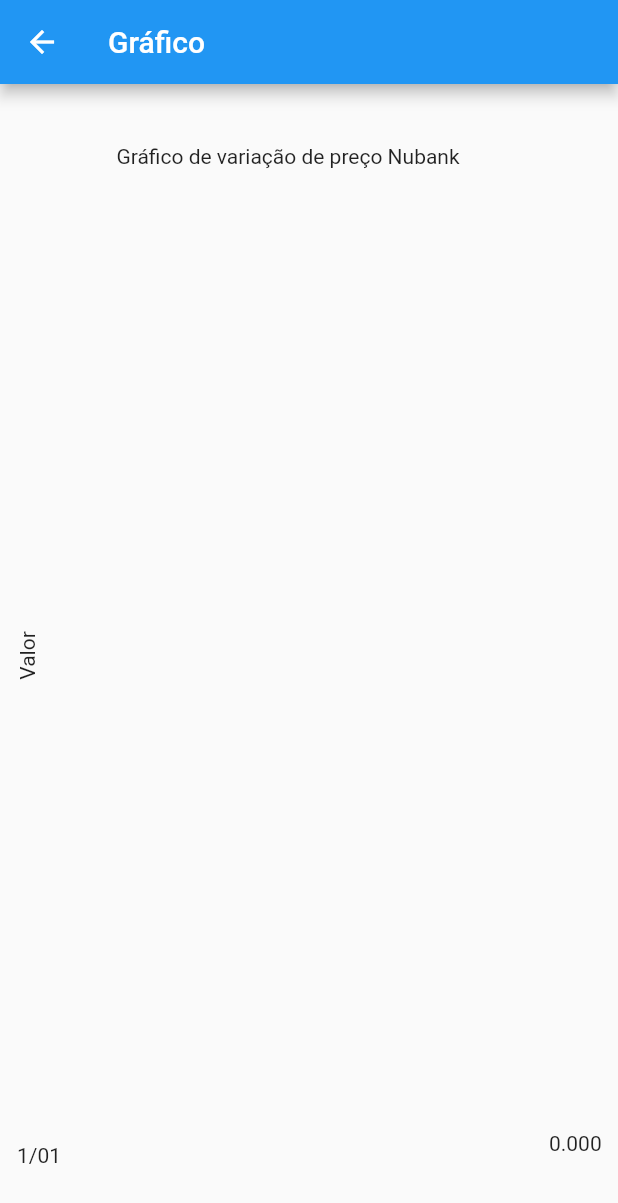
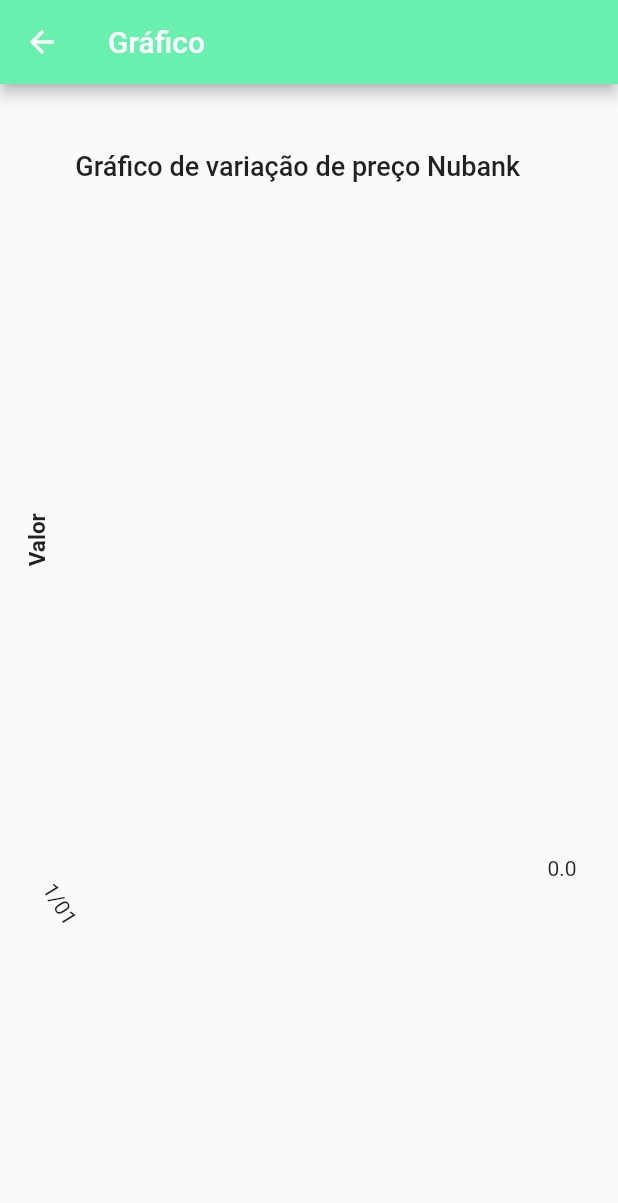
Before and after one commit to gdeus/yahoo_finances, a Flutter app: the ChartPage screen opened by its route, on a phone screen of 412 x 824 dp. Shown: the top 1203 px of the screen. Run offline on Flutter 3.47's test engine with Material 2 defaults, Android fonts, the light colour scheme and no system bars; drawn by our look-alikes of fl_chart; our stand-ins replace dio, get; network calls fail.

Commit message:
feat: new style and add dio

```diff
--- a/lib/datasource/data_source.dart
+++ b/lib/datasource/data_source.dart
@@ -1,5 +1,5 @@
 import 'dart:convert';
-import 'package:http/http.dart' as http;
+import 'package:dio/dio.dart';
 import 'package:yahoo_variance_finance_app/models/data.dart';
 
 class DataTransform {
@@ -27,11 +27,11 @@
 
 class DataSource {
   static Future<DataTransform> fetchData(String company) async {
-    final response = await http.get(Uri.parse(
-        'https://query2.finance.yahoo.com/v8/finance/chart/$company?period1=1669075200&period2=1671667200&useYfid=true&interval=1d&includePrePost=true&events=div%7Csplit%7Cearn&lang=en-US&region=US&crumb=xjqacEZLRQZ'));
+    var dio = Dio();
+    final response = await dio.get('https://query2.finance.yahoo.com/v8/finance/chart/$company?period1=1669075200&period2=1671667200&useYfid=true&interval=1d&includePrePost=true&events=div%7Csplit%7Cearn&lang=en-US&region=US&crumb=xjqacEZLRQZ');
 
     if (response.statusCode == 200) {
-      return DataTransform.fromJson(jsonDecode(response.body));
+      return DataTransform.fromJson(response.data);
     } else {
       throw Exception('Failed to load Data');
     }
--- a/lib/presenter/chart_page.dart
+++ b/lib/presenter/chart_page.dart
@@ -3,6 +3,7 @@
 import 'package:get/get.dart';
 import 'package:intl/intl.dart';
 import 'package:yahoo_variance_finance_app/presenter/controller.dart';
+import 'dart:math' as math;
 
 class ChartPage extends StatelessWidget {
   @override
@@ -10,8 +11,23 @@
     MainController controller = Get.put(MainController());
     controller.getData();
 
+    List<Color> gradientColors = [
+      Colors.greenAccent.shade100,
+      Colors.greenAccent.shade200,
+      Colors.greenAccent.shade400,
+    ];
+
+    const axisNameStyle = TextStyle(
+      color: Colors.black87,
+      fontWeight: FontWeight.bold,
+      fontSize: 15,
+    );
+
     return Scaffold(
-      appBar: AppBar(title: const Text('Gráfico')),
+        appBar: AppBar(
+          title: const Text('Gráfico'),
+          backgroundColor: Colors.greenAccent,
+        ),
         body: Obx(() => controller.loading.value
             ? const Center(
                 child: CircularProgressIndicator(),
@@ -19,33 +35,118 @@
             : Container(
                 padding:
                     const EdgeInsets.symmetric(vertical: 40, horizontal: 10),
+                child: AspectRatio(
+                  aspectRatio: 3 / 4,
                   child: LineChart(
                     LineChartData(
+                      gridData: FlGridData(getDrawingHorizontalLine: (value) {
+                        return FlLine(
+                          color: Colors.white12,
+                          strokeWidth: 1,
+                        );
+                      }),
                       borderData: FlBorderData(show: false),
                       titlesData: FlTitlesData(
                           topTitles: AxisTitles(
-                          axisNameWidget: Text(
-                              "Gráfico de variação de preço ${controller.dropdownValue.value!.name}")),
-                      leftTitles:
-                          AxisTitles(axisNameWidget: const Text("Valor")),
+                              axisNameWidget: Padding(
+                                padding: const EdgeInsets.only(bottom: 15.0),
+                                child: Text(
+                                  "Gráfico de variação de preço ${controller.dropdownValue.value!.name}",
+                                  style: const TextStyle(
+                                      fontWeight: FontWeight.w500,
+                                      fontSize: 18),
+                                  textAlign: TextAlign.start,
+                                ),
+                              ),
+                              axisNameSize: 45),
+                          rightTitles: AxisTitles(
+                              sideTitles: SideTitles(
+                            showTitles: true,
+                            reservedSize: 45,
+                            getTitlesWidget: (value, meta) {
+                              Widget axisTitle = Text(value.toStringAsFixed(1));
+
+                              if (value == meta.max) {
+                                final remainder = value % meta.appliedInterval;
+                                if (remainder != 0.0 &&
+                                    remainder / meta.appliedInterval < 0.5) {
+                                  axisTitle = const SizedBox.shrink();
+                                }
+                              }
+
+                              return SideTitleWidget(
+                                  axisSide: meta.axisSide, child: axisTitle);
+                            },
+                          )),
+                          leftTitles: AxisTitles(
+                              axisNameWidget: const Text('Valor',
+                                  style: axisNameStyle,
+                                  textAlign: TextAlign.center),
+                              axisNameSize: 30),
                           bottomTitles: AxisTitles(
                               sideTitles: SideTitles(
+                                  reservedSize: 40,
                                   showTitles: true,
                                   getTitlesWidget: (value, meta) {
-                                var data = DateFormat('d/MM').format(DateTime.fromMillisecondsSinceEpoch(value.toInt() * 1000));
-                                return Text(data);
+                                    var data = DateFormat('d/MM').format(
+                                        DateTime.fromMillisecondsSinceEpoch(
+                                            value.toInt() * 1000));
+
+                                    Widget axisTitle = Transform.rotate(
+                                        angle: 45,
+                                        child: Container(
+                                            padding: const EdgeInsets.all(8.0),
+                                            child: Text(
+                                              data,
+                                              style: const TextStyle(
+                                                  fontWeight: FontWeight.w400),
+                                            )));
+
+                                    if (value == meta.max) {
+                                      final remainder =
+                                          value % meta.appliedInterval;
+                                      if (remainder != 0.0 &&
+                                          remainder / meta.appliedInterval <
+                                              0.5) {
+                                        axisTitle = const SizedBox.shrink();
+                                      }
+                                    }
+                                    return SideTitleWidget(
+                                        axisSide: meta.axisSide,
+                                        child: axisTitle);
                                   }))),
                       lineBarsData: [
                         LineChartBarData(
+                          gradient: LinearGradient(
+                            colors: [
+                              ColorTween(
+                                      begin: gradientColors[0],
+                                      end: gradientColors[1])
+                                  .lerp(0.2)!,
+                              ColorTween(
+                                      begin: gradientColors[0],
+                                      end: gradientColors[1])
+                                  .lerp(0.2)!,
+                            ],
+                          ),
                           spots: controller.chartData,
-                      isCurved: true,
-                      barWidth: 1,
-                      color: Colors.amber,
+                          isCurved: false,
+                          isStrokeCapRound: true,
+                          barWidth: 5,
+                          belowBarData: BarAreaData(
+                            show: true,
+                            gradient: LinearGradient(
+                              colors: gradientColors
+                                  .map((color) => color.withOpacity(0.1))
+                                  .toList(),
+                            ),
+                          ),
                         ),
                       ],
                     ),
                     swapAnimationDuration: const Duration(milliseconds: 300),
                   ),
+                ),
               )));
   }
 }
--- a/lib/presenter/home_page.dart
+++ b/lib/presenter/home_page.dart
@@ -11,7 +11,10 @@
   Widget build(BuildContext context) {
     return Obx(() {
       return Scaffold(
-          appBar: AppBar(title: const Text('Tela inicial')),
+        appBar: AppBar(
+          title: const Text('Tela inicial'),
+          backgroundColor: Colors.greenAccent,
+        ),
         body: Column(
           children: [
             const Padding(
@@ -35,10 +38,7 @@
                         value: item,
                         child: Row(
                           mainAxisAlignment: MainAxisAlignment.spaceBetween,
-                                children: [
-                                  Image.network(item.logo),
-                                  Text(item.name)
-                                ],
+                          children: [Image.network(item.logo), Text(item.name)],
                         ),
                       );
                     }).toList(),
@@ -51,16 +51,25 @@
             ),
             Padding(
               padding: EdgeInsets.all(8.0),
-                    child: rowButton("Tabela", () => Get.toNamed('/table'), Icons.table_chart_outlined, const Color.fromARGB(255, 240, 15, 15), const Color.fromARGB(255, 0, 0, 0)),
+              child: rowButton(
+                  "Tabela",
+                  () => Get.toNamed('/table'),
+                  Icons.table_chart_outlined,
+                  const Color.fromARGB(255, 240, 15, 15),
+                  const Color.fromARGB(255, 0, 0, 0)),
             ),
             Padding(
               padding: EdgeInsets.all(8.0),
-                    child: rowButton("Gráfico", () => Get.toNamed('/chart'), Icons.bar_chart, const Color.fromARGB(255, 240, 15, 15), const Color.fromARGB(255, 0, 0, 0)),
+              child: rowButton(
+                  "Gráfico",
+                  () => Get.toNamed('/chart'),
+                  Icons.bar_chart,
+                  const Color.fromARGB(255, 240, 15, 15),
+                  const Color.fromARGB(255, 0, 0, 0)),
             )
           ],
         ),
       );
-      }
-    );
+    });
   }
 }
--- a/lib/presenter/percents_page.dart
+++ b/lib/presenter/percents_page.dart
@@ -14,6 +14,7 @@
     return Scaffold(
         appBar: AppBar(
           title: const Text('Percentuais Ativos'),
+          backgroundColor: Colors.greenAccent,
         ),
         body: Obx(() => SingleChildScrollView(
             scrollDirection: Axis.horizontal,
--- a/pubspec.yaml
+++ b/pubspec.yaml
@@ -32,7 +32,7 @@
   flutter:
     sdk: flutter
   cupertino_icons: ^1.0.2
-  http: ^0.13.5
+  dio: ^4.0.6
   get: ^4.6.5
   fl_chart: ^0.55.2
   intl: ^0.18.0
```
Also changed, not shown: pubspec.lock. Lines whose indentation alone changed are shown as unchanged.
